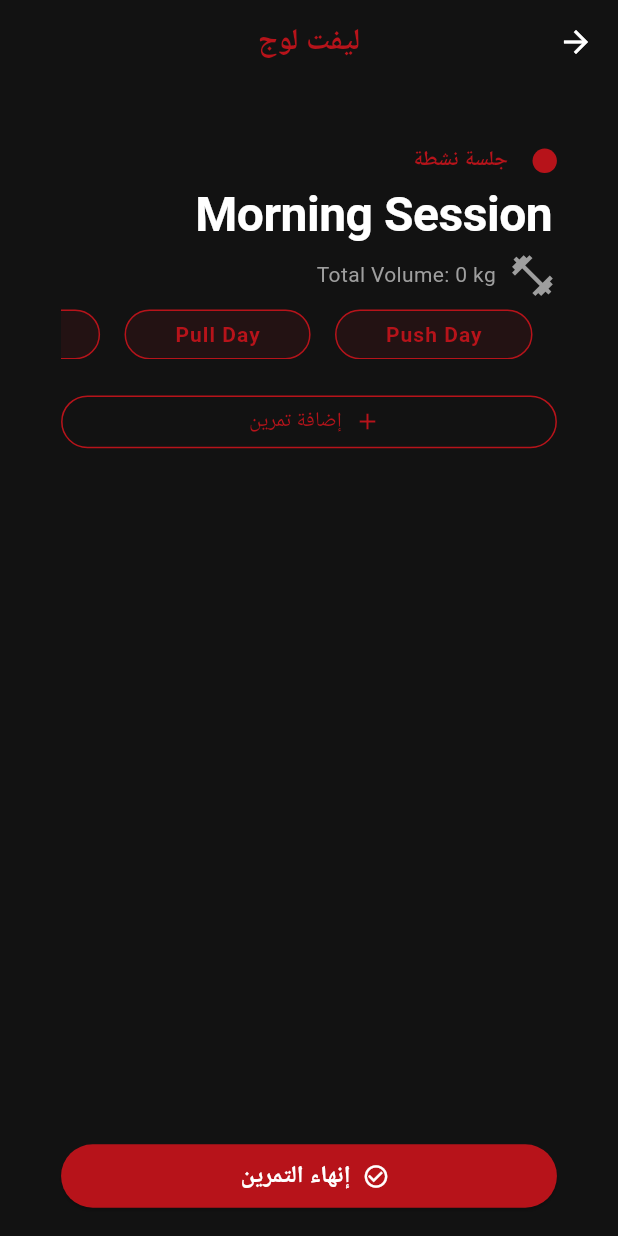
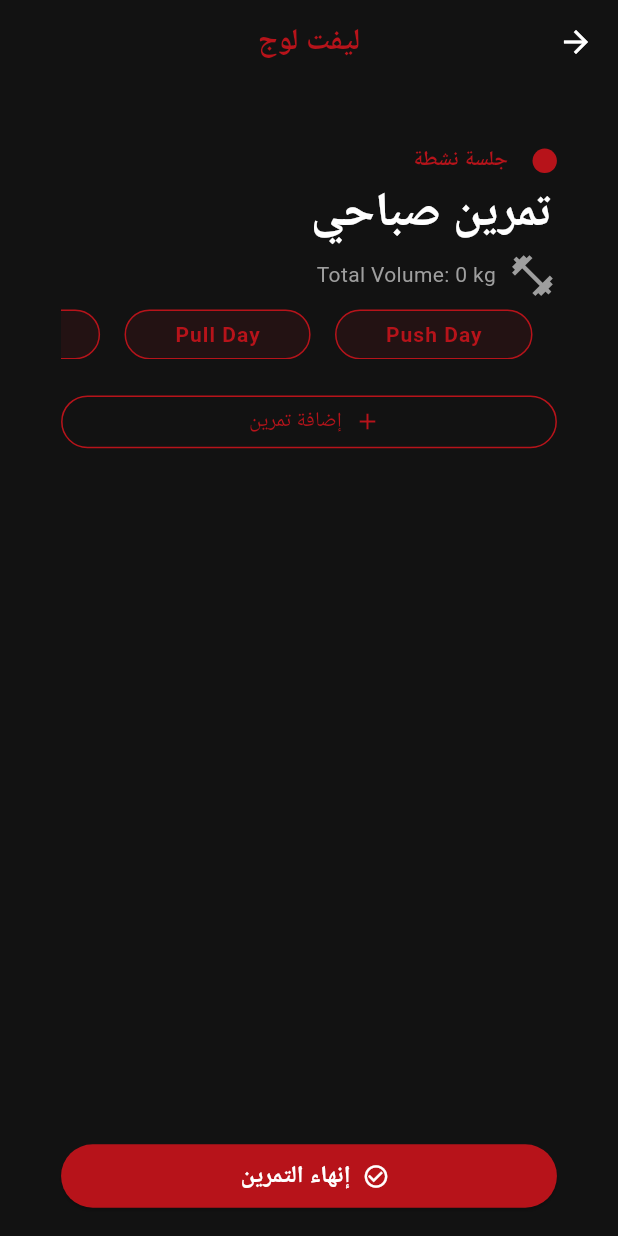
Before and after one commit to joo-ali/lift-log, a Flutter app: the AddWorkoutScreen screen opened by its route, on a phone screen of 412 x 824 dp. Run offline on Flutter 3.47's test engine with Material 3 defaults, Android fonts, the light colour scheme and no system bars; our stand-ins replace cloud_firestore, device_preview, equatable, firebase_auth, firebase_core, flutter_bloc and 4 more; accounts and stored records are empty; network calls fail; Roboto replaces fonts that are missing (Montserrat).

```diff
--- a/lib/features/auth/presentation/login_screen.dart
+++ b/lib/features/auth/presentation/login_screen.dart
@@ -61,9 +61,9 @@ class _LoginScreenState extends State<LoginScreen> {
                 crossAxisAlignment: CrossAxisAlignment.start,
                 children: [
                   SizedBox(height: 60.h),
-                  const AuthHeader(
-                    title: 'Welcome Back',
-                    subtitle: 'Login to track your progress',
+                  AuthHeader(
+                    title: l10n.loginWelcomeBack,
+                    subtitle: l10n.loginSubtitle,
                   ),
                   SizedBox(height: 50.h),
                   CustomTextField(
--- a/lib/features/home/presentation/widgets/today_session_card.dart
+++ b/lib/features/home/presentation/widgets/today_session_card.dart
@@ -52,7 +52,7 @@ class TodaySessionCard extends StatelessWidget {
                 children: [
                   Icon(Icons.access_time, color: Colors.grey, size: 16.sp),
                   SizedBox(width: 4.w),
-                  Text('Flexible', style: AppTextStyles.labelSm.copyWith(color: Colors.grey)),
+                  Text(l10n.flexible, style: AppTextStyles.labelSm.copyWith(color: Colors.grey)),
                 ],
               ),
             ],
@@ -72,7 +72,7 @@ class TodaySessionCard extends StatelessWidget {
               SizedBox(width: 10.w),
               Expanded(
                 child: Text(
-                  exercises ?? 'Start a new routine to see exercises',
+                  exercises ?? l10n.startNewRoutine,
                   style: AppTextStyles.bodyMd.copyWith(color: Colors.grey),
                   maxLines: 1,
                   overflow: TextOverflow.ellipsis,
--- a/lib/features/workout/presentation/add_workout_screen.dart
+++ b/lib/features/workout/presentation/add_workout_screen.dart
@@ -106,10 +106,11 @@ class _AddWorkoutScreenState extends State<AddWorkoutScreen> {
   }
 
   String _generateDefaultTitle() {
+    final l10n = AppLocalizations.of(context)!;
     final hour = DateTime.now().hour;
-    if (hour < 12) return 'Morning Session';
-    if (hour < 17) return 'Afternoon Session';
-    return 'Evening Session';
+    if (hour < 12) return l10n.morningSession;
+    if (hour < 17) return l10n.afternoonSession;
+    return l10n.eveningSession;
   }
 
   void _addExercise() {
--- a/lib/l10n/app_ar.arb
+++ b/lib/l10n/app_ar.arb
@@ -91,5 +91,10 @@
   "fullName": "الاسم بالكامل",
   "signUp": "تسجيل جديد",
   "alreadyHaveAccount": "لديك حساب بالفعل؟",
-  "keepGoing": "استمر! أنت تبلي بلاءً حسناً."
+  "keepGoing": "استمر! أنت تبلي بلاءً حسناً.",
+  "flexible": "مرن",
+  "startNewRoutine": "ابدأ روتين جديد",
+  "morningSession": "تمرين صباحي",
+  "afternoonSession": "تمرين بعد الظهر",
+  "eveningSession": "تمرين مسائي"
 }
--- a/lib/l10n/app_localizations.dart
+++ b/lib/l10n/app_localizations.dart
@@ -517,6 +517,36 @@ abstract class AppLocalizations {
   /// In en, this message translates to:
   /// **'Keep going! You\'re doing great.'**
   String get keepGoing;
+
+  /// No description provided for @flexible.
+  ///
+  /// In en, this message translates to:
+  /// **'Flexible'**
+  String get flexible;
+
+  /// No description provided for @startNewRoutine.
+  ///
+  /// In en, this message translates to:
+  /// **'Start new routine'**
+  String get startNewRoutine;
+
+  /// No description provided for @morningSession.
+  ///
+  /// In en, this message translates to:
+  /// **'Morning Session'**
+  String get morningSession;
+
+  /// No description provided for @afternoonSession.
+  ///
+  /// In en, this message translates to:
+  /// **'Afternoon Session'**
+  String get afternoonSession;
+
+  /// No description provided for @eveningSession.
+  ///
+  /// In en, this message translates to:
+  /// **'Evening Session'**
+  String get eveningSession;
 }
 
 class _AppLocalizationsDelegate
--- a/lib/l10n/app_localizations_ar.dart
+++ b/lib/l10n/app_localizations_ar.dart
@@ -223,4 +223,19 @@ class AppLocalizationsAr extends AppLocalizations {
 
   @override
   String get keepGoing => 'استمر! أنت تبلي بلاءً حسناً.';
+
+  @override
+  String get flexible => 'مرن';
+
+  @override
+  String get startNewRoutine => 'ابدأ روتين جديد';
+
+  @override
+  String get morningSession => 'تمرين صباحي';
+
+  @override
+  String get afternoonSession => 'تمرين بعد الظهر';
+
+  @override
+  String get eveningSession => 'تمرين مسائي';
 }
--- a/lib/main.dart
+++ b/lib/main.dart
@@ -60,8 +60,7 @@ class LiftLogApp extends StatelessWidget {
           return BlocBuilder<LocaleCubit, Locale>(
             builder: (context, locale) {
               return MaterialApp(
-                // Combine DevicePreview locale with our LocaleCubit logic
-                locale: !kReleaseMode ? DevicePreview.locale(context) : locale,
+                locale: locale,
                 builder: DevicePreview.appBuilder,
                 title: 'Lift Log',
                 debugShowCheckedModeBanner: false,
```
Also changed, not shown: lib/features/home/presentation/widgets/header_widget.dart (+29 -0 lines), lib/features/profile/profile_screen.dart (+77 -0 lines), lib/l10n/app_en.arb (+6 -1 lines), lib/l10n/app_localizations_en.dart (+15 -0 lines), 4 other files.
